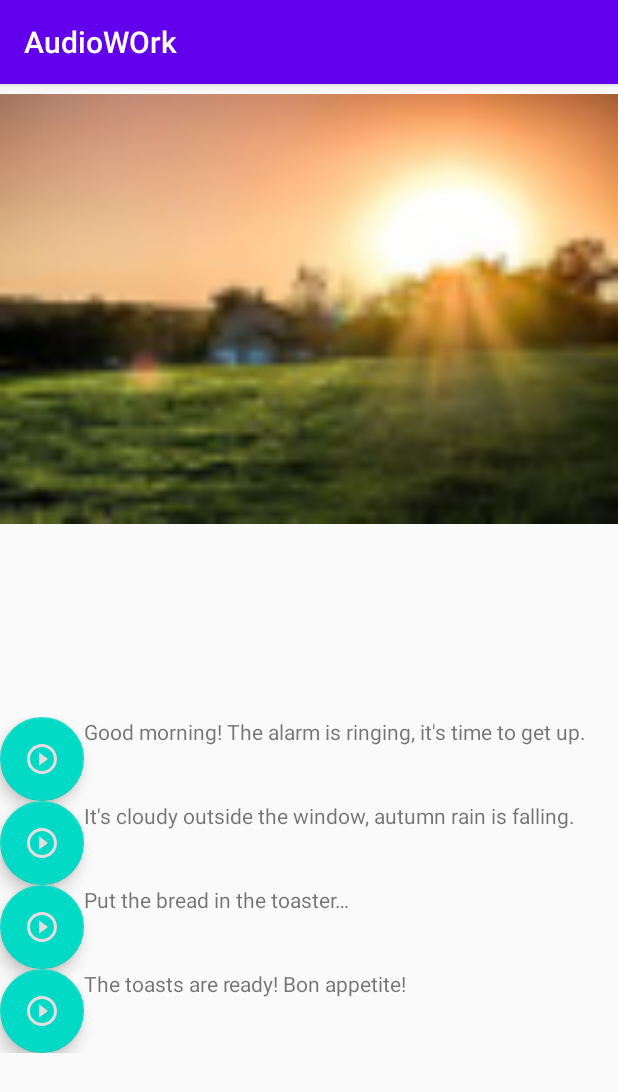
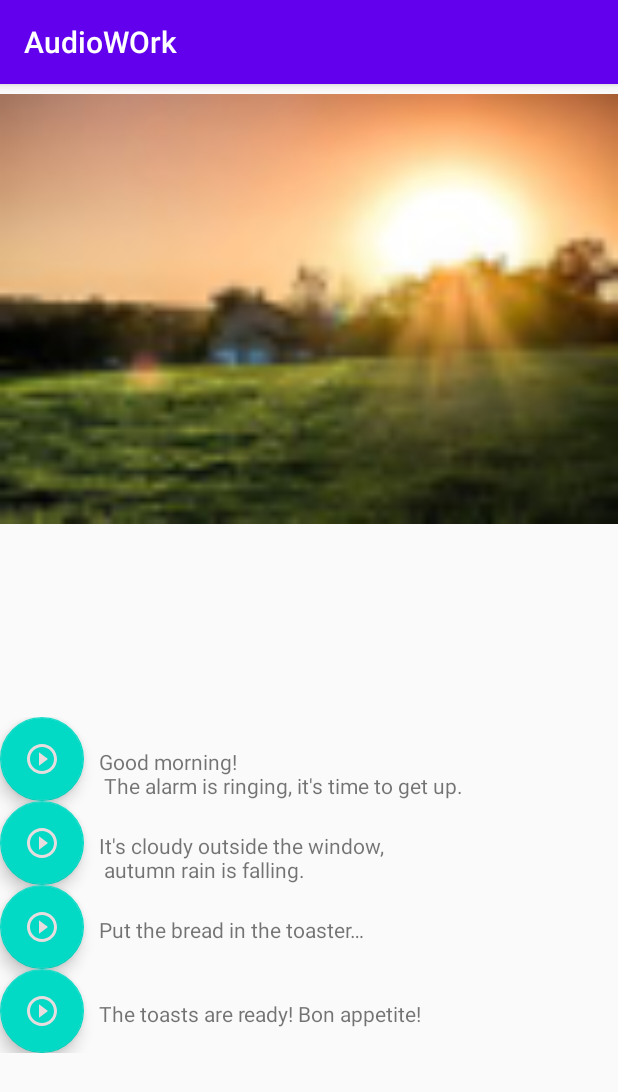
Before and after one commit to annyaj/omsu-android, an Android app: the screen it shows after launch (MainActivity), on a phone screen of 412 x 824 dp. Shown: the top 1092 px of the screen. Run offline under Robolectric (Android 15) with nearby library versions, the phone set to English and light mode, and no system bars.

Commit message:
Fixed audio work

```diff
--- a/audiowork/src/main/java/com/example/audiowork/MainActivity.java
+++ b/audiowork/src/main/java/com/example/audiowork/MainActivity.java
@@ -14,6 +14,8 @@ import android.view.View;
 import android.widget.Button;
 import android.widget.Toast;
 
+import com.google.android.material.floatingactionbutton.FloatingActionButton;
+
 import java.io.IOException;
 
 public class MainActivity extends AppCompatActivity {
@@ -28,16 +30,16 @@ public class MainActivity extends AppCompatActivity {
         super.onCreate(savedInstanceState);
         setContentView(R.layout.activity_main);
 
-        Button alarmButton = findViewById(R.id.alarm_button);
+        FloatingActionButton alarmButton = findViewById(R.id.alarm_button);
         alarmButton.setOnClickListener(onClickListener);
 
-        Button rainImageButton = findViewById(R.id.rain_button);
+        FloatingActionButton rainImageButton = findViewById(R.id.rain_button);
         rainImageButton.setOnClickListener(onClickListener);
 
-        Button toasterButton = findViewById(R.id.toaster_button);
+        FloatingActionButton toasterButton = findViewById(R.id.toaster_button);
         toasterButton.setOnClickListener(onClickListener);
 
-        Button toastsButton = findViewById(R.id.toasts_button);
+        FloatingActionButton toastsButton = findViewById(R.id.toasts_button);
         toastsButton.setOnClickListener(onClickListener);
     }
 
--- a/audiowork/src/main/res/layout/activity_main.xml
+++ b/audiowork/src/main/res/layout/activity_main.xml
@@ -49,6 +49,8 @@
             android:layout_height="wrap_content"
             android:layout_row="0"
             android:layout_column="1"
+            android:paddingLeft="10dp"
+            android:paddingTop="20dp"
             android:text="@string/alarm_text" />
 
         <com.google.android.material.floatingactionbutton.FloatingActionButton
@@ -66,6 +68,8 @@
             android:layout_height="wrap_content"
             android:layout_row="1"
             android:layout_column="1"
+            android:paddingLeft="10dp"
+            android:paddingTop="20dp"
             android:text="@string/rain_text" />
 
         <com.google.android.material.floatingactionbutton.FloatingActionButton
@@ -83,6 +87,8 @@
             android:layout_height="wrap_content"
             android:layout_row="2"
             android:layout_column="1"
+            android:paddingLeft="10dp"
+            android:paddingTop="20dp"
             android:text="@string/toaster_text" />
 
         <com.google.android.material.floatingactionbutton.FloatingActionButton
@@ -100,6 +106,8 @@
             android:layout_height="wrap_content"
             android:layout_row="3"
             android:layout_column="1"
+            android:paddingLeft="10dp"
+            android:paddingTop="20dp"
             android:text="@string/toasts_text" />
     </GridLayout>
 
--- a/audiowork/src/main/res/values/strings.xml
+++ b/audiowork/src/main/res/values/strings.xml
@@ -1,7 +1,7 @@
 <resources>
     <string name="app_name">AudioWOrk</string>
-    <string name="alarm_text">Good morning! The alarm is ringing, it\'s time to get up.</string>
-    <string name="rain_text">It\'s cloudy outside the window, autumn rain is falling.</string>
+    <string name="alarm_text">Good morning! \n The alarm is ringing, it\'s time to get up.</string>
+    <string name="rain_text">It\'s cloudy outside the window, \n autumn rain is falling.</string>
     <string name="toaster_text">Put the bread in the toaster…</string>
     <string name="toasts_text">The toasts are ready! Bon appetite!</string>
 </resources>
```
